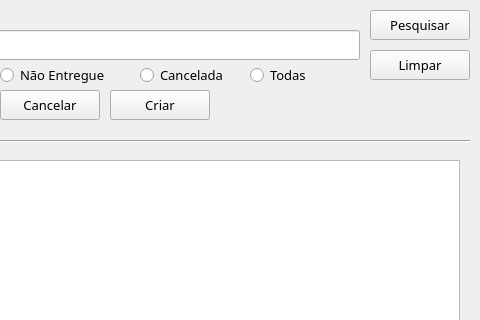
broski606/Projeto_Final_PSI, file Interfaces/formEntradasDeMaterial.ui: the form before one commit; both pictures show x 320 to 800 and y 0 to 320 of the 800 by 600 pixel window.
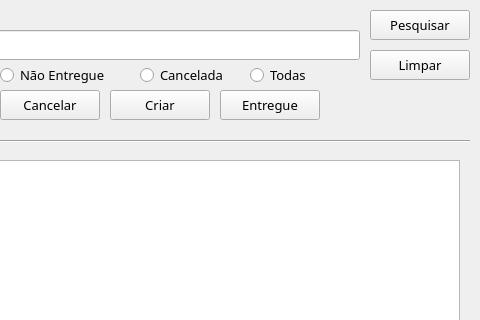
The form after the commit.

Commit message: Alteração no form Entradas e Saidas de Material, para incluir um botão de entregue. Criação do formCategorias

The edit to the form file:
```diff
--- a/Interfaces/formEntradasDeMaterial.ui
+++ b/Interfaces/formEntradasDeMaterial.ui
@@ -317,6 +317,25 @@
      <string>Todas</string>
     </property>
    </widget>
+   <widget class="QPushButton" name="pushButton_Entregue">
+    <property name="geometry">
+     <rect>
+      <x>540</x>
+      <y>90</y>
+      <width>100</width>
+      <height>30</height>
+     </rect>
+    </property>
+    <property name="font">
+     <font>
+      <family>OCR A Extended</family>
+      <pointsize>10</pointsize>
+     </font>
+    </property>
+    <property name="text">
+     <string>Entregue</string>
+    </property>
+   </widget>
   </widget>
   <widget class="QStatusBar" name="statusbar"/>
  </widget>
```
The commit also changes 3 other files.
